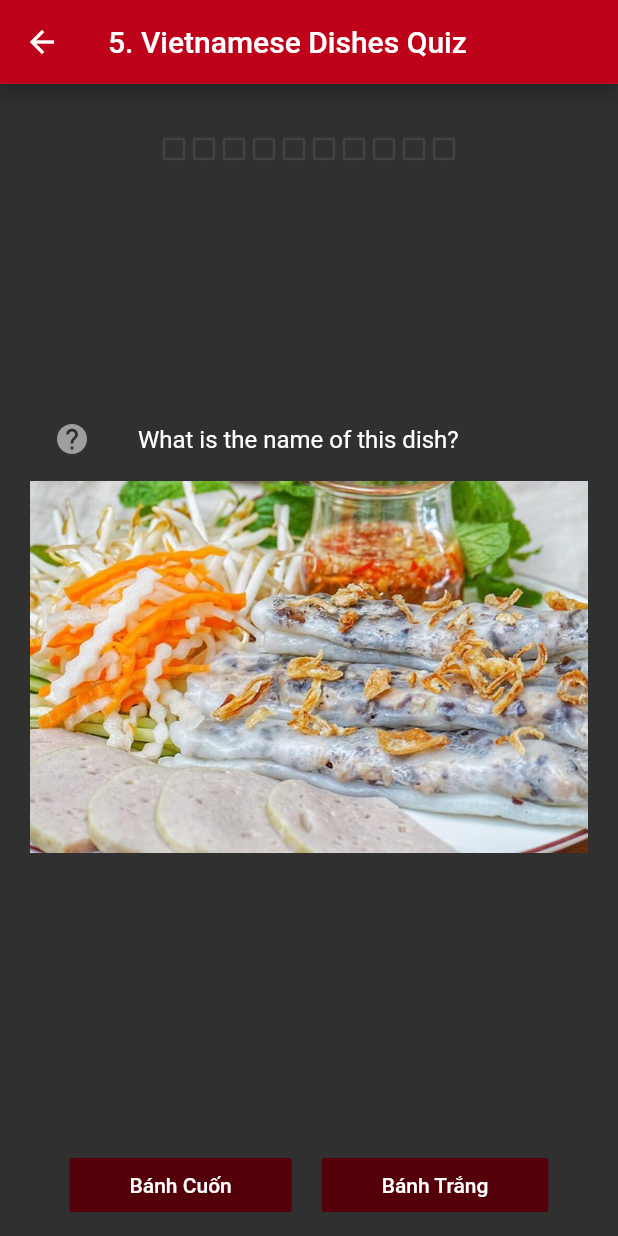
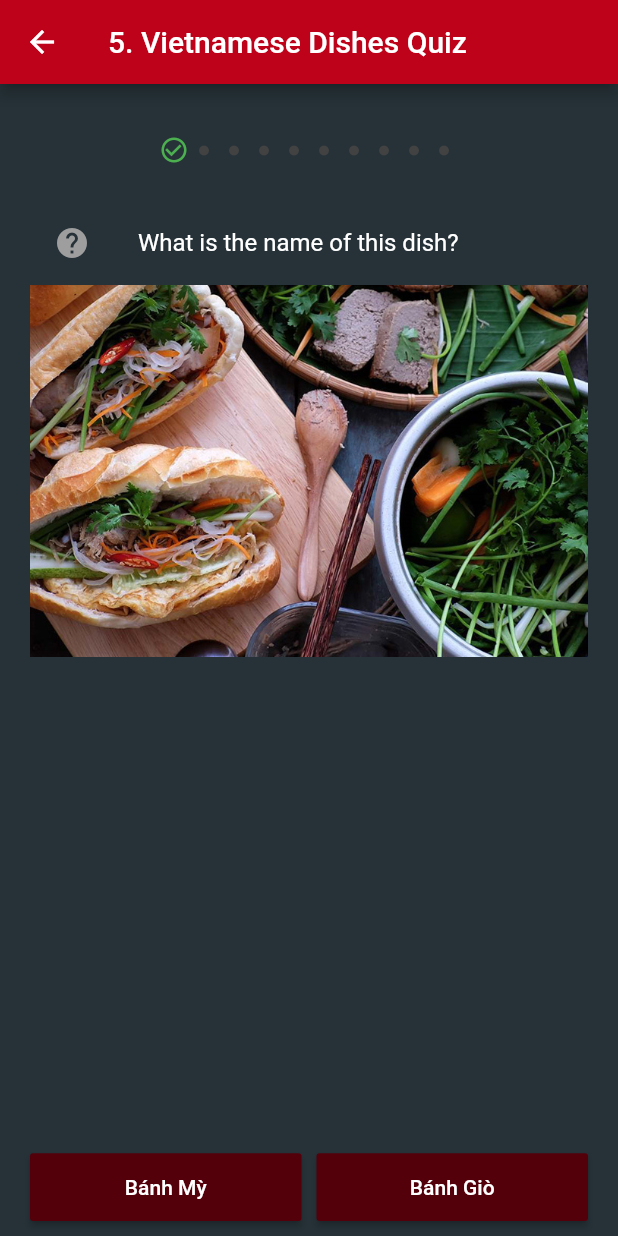
Before and after one commit to huydung/FlutterEducamp_VietnameseLanguage, a Flutter app: the E5_QuizPage screen opened by its route, after a tap on "Bánh Cuốn", on a phone screen of 412 x 824 dp. Run offline on Flutter 3.47's test engine with Material 2 defaults, Android fonts, the phone set to English and light mode, and no system bars; our stand-ins replace audioplayers; Roboto replaces fonts that are missing (Fira Sans ExtraCondensed).

Commit message:
Finish the Quiz App
Signed-off-by: huydung <contact.huydung@gmail.com>

```diff
--- a/flutter_edu_vietnamese/lib/e5_Quizz.dart
+++ b/flutter_edu_vietnamese/lib/e5_Quizz.dart
@@ -1,11 +1,7 @@
-import 'dart:io';
-
 import 'package:Vietnamese_and_Flutter_Educamp/consts.dart';
 import 'package:Vietnamese_and_Flutter_Educamp/question_data_management.dart';
-import 'package:audioplayers/audioplayers.dart';
 import 'package:flutter/cupertino.dart';
 import 'package:flutter/material.dart';
-import 'package:audioplayers/audio_cache.dart';
 
 // void main() {
 //   runApp(E4_TonalsApp());
@@ -22,33 +18,72 @@ class E5_QuizPage extends StatefulWidget {
 class _E5_QuizPageState extends State<E5_QuizPage> {
   Question _currentQuestion;
   QuestionBank _questionBank;
-  List<QuestionFeedback> _feedbacks;
+
+  void _checkAnswerAndProceed(String answer) {
+    setState(() {
+      _questionBank.submitAnswer(answer);
+      if (_questionBank.goToNextQuestion()) {
+        _currentQuestion = _questionBank.getActiveQuestion();
+      } else {
+        showResultDialog();
+      }
+    });
+  }
+
+  Future<void> showResultDialog() async {
+    return showDialog(
+        context: context,
+        barrierDismissible: false,
+        builder: (BuildContext context) {
+          return AlertDialog(
+            title: Text('Quiz Result'),
+            content: ListTile(
+              leading: Icon(Icons.info),
+              title: Text(
+                  'You scored ${_questionBank.getScore()}/${_questionBank.questions.length}'),
+            ),
+            actions: [
+              FlatButton(
+                child: Text('OK, Quit'),
+                onPressed: () {
+                  Navigator.of(context).popUntil(ModalRoute.withName('/'));
+                },
+              ),
+              FlatButton(
+                child: Text('Try Again'),
+                onPressed: () {
+                  Navigator.of(context).pop();
+                  setState(() {
+                    _questionBank.restart();
+                    _currentQuestion = _questionBank.getActiveQuestion();
+                  });
+                },
+              )
+            ],
+          );
+        });
+  }
 
   @override
   void initState() {
     super.initState();
     _questionBank = new QuestionBank();
     _currentQuestion = _questionBank.getActiveQuestion();
-    _feedbacks = _questionBank.feedbacks;
     print(_currentQuestion.questionText);
   }
 
   List<Widget> buildAnswerButtons() {
     List<Widget> buttons = List();
     _currentQuestion.options.forEach((element) {
-      buttons.add(Padding(
-        padding: const EdgeInsets.symmetric(
-            vertical: 0, horizontal: kSmallMargin),
-        child: FlatButton(
+      buttons.add(RaisedButton(
         child: Text(
           element,
           style: TextStyle(color: Colors.white),
         ),
         color: kHDIBGColor,
-          padding: EdgeInsets.symmetric(
-              vertical: kSmallMargin, horizontal: 2 * kStandardMargin),
-          onPressed: () {},
-        ),
+        onPressed: () {
+          _checkAnswerAndProceed(element);
+        },
       ));
     });
     return buttons;
@@ -56,26 +91,30 @@ class _E5_QuizPageState extends State<E5_QuizPage> {
 
   List<Widget> buildFeedbackButtons() {
     List<Widget> icons = List();
-    _questionBank.feedbacks.forEach((element) {
-      Icon icon;
-      switch (element.state) {
-        case QuestionFeedbackState.UNANSWERD:
-          icon = Icon(
-            Icons.check_box_outline_blank,
+    _questionBank.questions.forEach((element) {
+      Widget icon;
+      switch (element.feedback) {
+        case QuestionFeedback.UNANSWERD:
+          icon = Padding(
+            padding: const EdgeInsets.only(
+                right: kSmallMargin * 0.5, left: kSmallMargin * 0.5),
+            child: Icon(
+              Icons.fiber_manual_record,
               color: Colors.grey[800],
-            size: kStandardMargin,
+              size: kSmallMargin,
+            ),
           );
           break;
-        case QuestionFeedbackState.CORRECT:
+        case QuestionFeedback.CORRECT:
           icon = Icon(
-            Icons.check_box,
+            Icons.check_circle_outline,
             color: Colors.green,
             size: kStandardMargin,
           );
           break;
-        case QuestionFeedbackState.WRONG:
+        case QuestionFeedback.WRONG:
           icon = Icon(
-            Icons.indeterminate_check_box,
+            Icons.remove_circle_outline,
             color: Colors.red,
             size: kStandardMargin,
           );
@@ -99,7 +138,7 @@ class _E5_QuizPageState extends State<E5_QuizPage> {
           padding: const EdgeInsets.symmetric(
               vertical: kSmallMargin, horizontal: kStandardMargin),
           child: Column(
-            mainAxisAlignment: MainAxisAlignment.end,
+            mainAxisAlignment: MainAxisAlignment.start,
             crossAxisAlignment: CrossAxisAlignment.stretch,
             children: [
               Expanded(
@@ -109,11 +148,10 @@ class _E5_QuizPageState extends State<E5_QuizPage> {
                   mainAxisAlignment: MainAxisAlignment.center,
                 ),
               ),
-              SizedBox(height: kStandardMargin,),
               Expanded(
                 flex: 8,
                 child: Column(
-                  mainAxisAlignment: MainAxisAlignment.center,
+                  mainAxisAlignment: MainAxisAlignment.start,
                   children: [
                     ListView(
                       shrinkWrap: true,
@@ -137,13 +175,15 @@ class _E5_QuizPageState extends State<E5_QuizPage> {
               ),
               Expanded(
                   flex: 2,
-                child: Row(
-                  mainAxisAlignment: MainAxisAlignment.center,
-                  crossAxisAlignment: CrossAxisAlignment.end,
+                  child: GridView.count(
                     children: buildAnswerButtons(),
-                ),
-              ),
-
+                    crossAxisCount: 2,
+                    childAspectRatio: 4.0,
+                    shrinkWrap: true,
+                    crossAxisSpacing: kSmallMargin,
+                    mainAxisSpacing: kSmallMargin,
+                    reverse: true,
+                  )),
             ],
           ),
         ),
--- a/flutter_edu_vietnamese/lib/main.dart
+++ b/flutter_edu_vietnamese/lib/main.dart
@@ -1,7 +1,7 @@
 import 'package:Vietnamese_and_Flutter_Educamp/E3_Random.dart';
 import 'package:Vietnamese_and_Flutter_Educamp/e5_Quizz.dart';
 import 'package:flutter/material.dart';
-import 'package:flutter_email_sender/flutter_email_sender.dart';
+
 import 'consts.dart';
 import 'e1_Image.dart';
 import 'e2_Card.dart';
@@ -23,6 +23,7 @@ class MyApp extends StatelessWidget {
         visualDensity: VisualDensity.adaptivePlatformDensity,
         brightness: Brightness.dark,
         backgroundColor: kHDIBGColor,
+        canvasColor: Colors.blueGrey[900],
         primaryColor: kHDIPrimaryColor,
         fontFamily: 'Fira Sans ExtraCondensed',
       ),
--- a/flutter_edu_vietnamese/lib/question_data_management.dart
+++ b/flutter_edu_vietnamese/lib/question_data_management.dart
@@ -1,62 +1,87 @@
-import 'package:flutter/material.dart';
+import 'package:flutter/foundation.dart';
 
 class Question {
-  String questionText;
-  List<String> options;
-  String correctOption;
-  String assetImagePath;
+  String _questionText;
+  List<String> _options;
+  String _correctOption;
+  String _assetImagePath;
+  QuestionFeedback _feedback = QuestionFeedback.UNANSWERD;
+  String _chosenAnswer;
+
+  String get questionText => _questionText;
 
   Question(
-      {@required this.questionText,
-      @required this.options,
-      @required this.correctOption,
-      this.assetImagePath});
+      {@required String questionText,
+      @required List<String> options,
+      @required String correctOption,
+      assetImagePath})
+      : _questionText = questionText,
+        _correctOption = correctOption,
+        _options = options,
+        _assetImagePath = assetImagePath;
+
+  void submitAnswer(String chosenAnswer) {
+    if (chosenAnswer == null || chosenAnswer == '') {
+      _feedback = QuestionFeedback.UNANSWERD;
+    } else if (chosenAnswer == _correctOption) {
+      _feedback = QuestionFeedback.CORRECT;
+    } else {
+      _feedback = QuestionFeedback.WRONG;
+    }
+  }
+
+  List<String> get options => _options;
+  String get correctOption => _correctOption;
+  String get assetImagePath => _assetImagePath;
+  QuestionFeedback get feedback => _feedback;
+  String get chosenAnswer => _chosenAnswer;
 }
 
-enum QuestionFeedbackState {
+enum QuestionFeedback {
   UNANSWERD,
   CORRECT,
   PARTIALLY_CORRECT,
   WRONG,
 }
 
-class QuestionFeedback {
-  Question q;
-  String chosenAnswer;
-  QuestionFeedbackState _state;
-
-  QuestionFeedback({@required this.q,
-    @required this.chosenAnswer,}){
-    if( chosenAnswer == null || chosenAnswer == '' ){
-      _state = QuestionFeedbackState.UNANSWERD;
-    } else if( chosenAnswer == q.correctOption ){
-      _state = QuestionFeedbackState.CORRECT;
-    } else {
-      _state = QuestionFeedbackState.WRONG;
-    }
-  }
-
-  QuestionFeedbackState get state => _state;
-
-}
-
 class QuestionBank {
   int _index = 0;
   List<Question> _questions;
-  List<QuestionFeedback> _feedbacks = List();
+  List<Question> get questions => _questions;
+
+  bool goToNextQuestion() {
+    if (_index < _questions.length - 1) {
+      _index++;
+      return true;
+    }
+    return false;
+  }
+
+  int getScore() {
+    int score = 0;
+    _questions.forEach((element) {
+      if (element.feedback == QuestionFeedback.CORRECT) {
+        score++;
+      }
+      ;
+    });
+    return score;
+  }
 
   Question getActiveQuestion() {
-    Question q;
-    if (_index > -1 && _index < _questions.length) {
-      q = _questions[_index];
+    print('getActiveQuestion( _index = $_index and questions length = '
+        '${_questions.length} '
+        ')');
+    if (_questions != null && _index > -1 && _index < _questions.length) {
+      return _questions[_index];
     }
-    if (_index < _questions.length - 1) {
-      _index++;
-    }
-    return q;
+    return null;
   }
 
-  List<QuestionFeedback> get feedbacks => _feedbacks;
+  void submitAnswer(String answer) {
+    Question q = getActiveQuestion();
+    q.submitAnswer(answer);
+  }
 
   bool isFinished() {
     return _index >= _questions.length - 1;
@@ -67,8 +92,8 @@ class QuestionBank {
     _questions = [
       Question(
           questionText: 'What is the name of this dish?',
-          options: ['Phở', 'Bún Bò'],
-          correctOption: 'Phở',
+          options: ['Phở Gà', 'Bún Bò'],
+          correctOption: 'Phở Gà',
           assetImagePath: 'quiz_images/pho.jpg'),
       Question(
           questionText: 'What is the name of this dish?',
@@ -87,38 +112,44 @@ class QuestionBank {
           assetImagePath: 'quiz_images/comtam.jpg'),
       Question(
           questionText: 'What is the name of this dish?',
-          options: ['Bún Chá', 'Bún Riêu'],
+          options: ['Bún Chá', 'Bún Riêu', 'Miến Gà'],
           correctOption: 'Bún Chá',
           assetImagePath: 'quiz_images/buncha.jpg'),
       Question(
           questionText: 'What is the name of this dish?',
-          options: ['Bánh Cuốn', 'Bánh Trắng'],
+          options: ['Bánh Cuốn', 'Bánh Trắng', 'Gỏi Cuốn'],
           correctOption: 'Bánh Cuốn',
           assetImagePath: 'quiz_images/banhcuon.jpg'),
       Question(
           questionText: 'What is the name of this dish?',
-          options: ['Nem Rán', 'Gỏi Cuốn'],
+          options: ['Nem Rán', 'Gỏi Cuốn', 'Bánh Gối'],
           correctOption: 'Nem Rán',
           assetImagePath: 'quiz_images/nemran.jpg'),
       Question(
           questionText: 'What is the name of this dish?',
-          options: ['Bún Bò Huế', 'Bún Cá'],
+          options: ['Bún Bò Huế', 'Bún Cá', 'Phở', 'Bún Bò'],
           correctOption: 'Bún Bò Huế',
           assetImagePath: 'quiz_images/bunbohue.jpg'),
       Question(
           questionText: 'What is the name of this dish?',
-          options: ['Mì Quảng', 'Bánh Đa Cá Rô'],
+          options: ['Mì Quảng', 'Bánh Đa Cá Rô', 'Bún Bò Huế', 'Bún Cá'],
           correctOption: 'Mì Quảng',
           assetImagePath: 'quiz_images/miquang.jpg'),
       Question(
           questionText: 'What is the name of this dish?',
-          options: ['Bánh Xèo', 'Bánh Gối'],
+          options: ['Bánh Xèo', 'Bánh Gối', 'Bánh Mỳ', 'Bánh Giò'],
           correctOption: 'Bánh Xèo',
           assetImagePath: 'quiz_images/banhxeo.jpg'),
     ];
+    restart();
+    //print('Finish Initiated Questions. First question: ${_questions[0].questionText}');
+  }
+
+  void restart() {
     _questions.shuffle();
     _questions.forEach((element) {
-      _feedbacks.add(QuestionFeedback(q: element, chosenAnswer: null));
+      element.submitAnswer(null);
     });
+    _index = 0;
   }
 }
```
Also changed, not shown: flutter_edu_vietnamese/assets/quiz_images/buncha.jpg (renamed from flutter_edu_vietnamese/assets/quiz_images/bunucha.jpg). Lines whose indentation alone changed are shown as unchanged.
